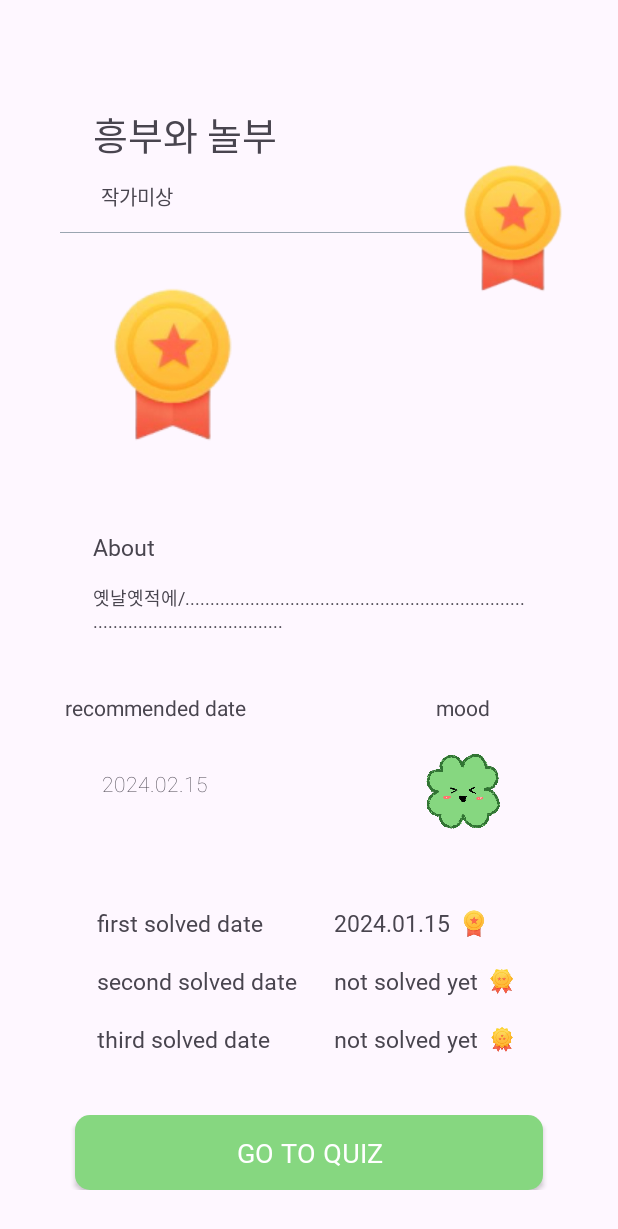
After one commit to Beyond-B/Beyond-B-Front, an Android app: the layout fragment_book_detail.xml on its own in the app's theme, with its tools: preview values and no code run, on a phone screen of 412 x 824 dp. The commit adds this screen. Shown: the top 1229 px of the screen. Run offline under Robolectric (Android 15) with nearby library versions, the phone set to English and light mode, and no system bars; network calls fail.

Commit message:
[Feat] 책 상세 페이지 연결 및 레이아웃 작업
1. 책 item 클릭시 args로 bookId를 책 상세 페이지로 넘기기
2. 상세 페이지 레이아웃 구현
3. tab item 이름 변경

<나중에 수정해야 할 사항>
1. API 호출 부분 구현 (* badge src 변경 구현)
2. 상세 페이지 레이아웃 책 표지 부분 Glide로 받았을 때 radius, 그림자 처리

```diff
--- a/app/build.gradle.kts
+++ b/app/build.gradle.kts
@@ -41,6 +41,7 @@ dependencies {
     implementation("androidx.constraintlayout:constraintlayout:2.1.4")
     implementation ("com.squareup.retrofit2:retrofit:2.9.0")
     implementation ("com.squareup.retrofit2:converter-gson:2.9.0")
+    implementation("androidx.legacy:legacy-support-v4:1.0.0")
 
 
     testImplementation("junit:junit:4.13.2")
--- a/app/src/main/java/com/example/beyond_b/book/adapter/BookListAdapter.java
+++ b/app/src/main/java/com/example/beyond_b/book/adapter/BookListAdapter.java
@@ -1,6 +1,7 @@
 package com.example.beyond_b.book.adapter;
 
 import android.view.LayoutInflater;
+import android.view.View;
 import android.view.ViewGroup;
 
 import androidx.recyclerview.widget.RecyclerView;
@@ -13,7 +14,16 @@ import java.util.List;
 
 public class BookListAdapter extends RecyclerView.Adapter<BookListAdapter.ViewHolder> {
 
+    private OnItemClickListener onItemClickListener;
     private List<Book> bookList;
+
+    public interface OnItemClickListener {
+        void onItemClick(Book book);
+    }
+
+    public void setOnItemClickListener(OnItemClickListener listener) {
+        this.onItemClickListener = listener;
+    }
 
     public BookListAdapter(List bookList){
         this.bookList = bookList;
@@ -35,7 +45,15 @@ public class BookListAdapter extends RecyclerView.Adapter<BookListAdapter.ViewHo
     @Override
     public void onBindViewHolder(ViewHolder viewHolder, final int position) {
         Book item = bookList.get(position);
-        viewHolder.bind(item);
+       // viewHolder.bind(item);
+        viewHolder.itemView.setOnClickListener(new View.OnClickListener() {
+            @Override
+            public void onClick(View v) {
+                if (onItemClickListener != null) {
+                    onItemClickListener.onItemClick(item);
+                }
+            }
+        });
     }
 
     @Override
--- a/app/src/main/java/com/example/beyond_b/book/fragment/BookDetailFragment.java
+++ b/app/src/main/java/com/example/beyond_b/book/fragment/BookDetailFragment.java
@@ -1,4 +1,52 @@
 package com.example.beyond_b.book.fragment;
 
-public class BookDetailFragment {
+import android.os.Bundle;
+import android.view.LayoutInflater;
+import android.view.View;
+import android.view.ViewGroup;
+
+import androidx.fragment.app.Fragment;
+
+import com.example.beyond_b.databinding.FragmentBookDetailBinding;
+
+public class BookDetailFragment extends Fragment {
+
+    private FragmentBookDetailBinding bookDetailBinding;
+    private int bookId;
+
+    public BookDetailFragment() {
+        // Required empty public constructor
+    }
+
+    public static BookDetailFragment newInstance(int bookId) {
+        BookDetailFragment fragment = new BookDetailFragment();
+        Bundle args = new Bundle();
+        args.putInt("bookId", bookId);
+        fragment.setArguments(args);
+        return fragment;
+    }
+
+    @Override
+    public void onCreate(Bundle savedInstanceState) {
+        super.onCreate(savedInstanceState);
+    }
+
+    @Override
+    public View onCreateView(LayoutInflater inflater, ViewGroup container,
+                             Bundle savedInstanceState) {
+        bookDetailBinding = FragmentBookDetailBinding.inflate(inflater, container, false);
+        View view = bookDetailBinding.getRoot();
+        super.onViewCreated(view, savedInstanceState);
+        if (getArguments() != null) {
+            bookId = getArguments().getInt("bookId");
+            fetchBookDetail(bookId);
+        }
+
+        return view;
+
+    }
+
+    private void fetchBookDetail(int bookId) {
+
+    }
 }
--- a/app/src/main/java/com/example/beyond_b/book/fragment/BookFragment.java
+++ b/app/src/main/java/com/example/beyond_b/book/fragment/BookFragment.java
@@ -8,6 +8,7 @@ import android.view.ViewGroup;
 import androidx.fragment.app.Fragment;
 import androidx.recyclerview.widget.LinearLayoutManager;
 
+import com.example.beyond_b.R;
 import com.example.beyond_b.book.adapter.BookListAdapter;
 import com.example.beyond_b.book.model.ApiResponse;
 import com.example.beyond_b.databinding.FragmentBookBinding;
@@ -63,6 +64,7 @@ public class BookFragment extends Fragment {
             }
         }
 
+
         return view;
     }
 
@@ -70,6 +72,20 @@ public class BookFragment extends Fragment {
         bookListAdapter = new BookListAdapter(new ArrayList<>());
         bookBinding.rvBookList.setLayoutManager(new LinearLayoutManager(getContext()));
         bookBinding.rvBookList.setAdapter(bookListAdapter);
+
+        // 아이템 클릭시 bookDetailFragment 호출
+        bookListAdapter.setOnItemClickListener(book -> {
+            BookDetailFragment bookDetailFragment = new BookDetailFragment();
+
+            Bundle args = new Bundle();
+            args.putInt("bookId", book.getBookId());
+            bookDetailFragment.setArguments(args);
+
+            getParentFragmentManager().beginTransaction()
+                    .replace(R.id.fragment_container, bookDetailFragment)
+               //     .addToBackStack(null) // Back stack에 추가
+                    .commit();
+        });
     }
 
     private void setupTabListener() {
@@ -93,7 +109,7 @@ public class BookFragment extends Fragment {
     }
 
     private void fetchBooks(String emotion) {
-        String userToken = "eyJhbGciOiJIUzI1NiJ9.eyJpZCI6MTQsImlhdCI6MTcwODE5MjE4MywiZXhwIjoxNzA4MTk1NzgzfQ.U73TC1kXFumG51xBkJIyXVe3vHv0alsoS-Om8YfGbFw";
+        String userToken = "eyJhbGciOiJIUzI1NiJ9.eyJpZCI6MTQsImlhdCI6MTcwODE5OTY5OCwiZXhwIjoxNzA4MjAzMjk4fQ.NPA3euXuvcPDdA2PgbVbonCISv9CnQiHgF8EZ0cDFUw";
         Retrofit retrofit = RetrofitClient.getClient(userToken);
         ApiService apiService = retrofit.create(ApiService.class);
         Call<ApiResponse.BookResponse> call = apiService.getBook(emotion);
@@ -132,6 +148,8 @@ public class BookFragment extends Fragment {
         }
     }
 
+
+
     @Override
     public void onDestroyView() {
         super.onDestroyView();
--- /dev/null
+++ b/app/src/main/res/drawable/btn_custom.xml
@@ -0,0 +1,17 @@
+<?xml version="1.0" encoding="utf-8"?>
+<selector xmlns:android="http://schemas.android.com/apk/res/android">
+    <item android:state_enabled="true">
+        <shape xmlns:android="http://schemas.android.com/apk/res/android" android:shape="rectangle" >
+            <corners
+                android:radius="10dp"
+                />
+            <solid
+                android:color="#86D780"
+                />
+            <size
+                android:width="250dp"
+                android:height="50dp"
+                />
+        </shape>
+    </item>
+</selector>
--- a/app/src/main/res/layout/fragment_book.xml
+++ b/app/src/main/res/layout/fragment_book.xml
@@ -2,7 +2,7 @@
 <androidx.constraintlayout.widget.ConstraintLayout xmlns:android="http://schemas.android.com/apk/res/android"
     xmlns:app="http://schemas.android.com/apk/res-auto"
     xmlns:tools="http://schemas.android.com/tools"
-    style="@style/tabs"
+    style="@style/tab"
     android:layout_width="match_parent"
     android:layout_height="match_parent">
 
@@ -20,46 +20,62 @@
         app:tabIndicatorColor="#86D780"
         app:tabIndicatorFullWidth="true"
         app:tabIndicatorHeight="4dp"
+        app:tabTextAppearance="@style/tab"
         app:tabTextColor="@color/black">
 
         <com.google.android.material.tabs.TabItem
             android:layout_width="wrap_content"
             android:layout_height="wrap_content"
-            android:text="기쁨" />
+            android:text="Happy" />
 
         <com.google.android.material.tabs.TabItem
             android:layout_width="wrap_content"
             android:layout_height="wrap_content"
-            android:text="우울" />
+            android:text="Depressed" />
 
         <com.google.android.material.tabs.TabItem
             android:layout_width="wrap_content"
             android:layout_height="wrap_content"
-            android:text="화남" />
+            android:text="Angry" />
 
         <com.google.android.material.tabs.TabItem
             android:layout_width="wrap_content"
             android:layout_height="wrap_content"
-            android:text="놀람" />
+            android:text="Surprised" />
 
         <com.google.android.material.tabs.TabItem
             android:layout_width="wrap_content"
             android:layout_height="wrap_content"
-            android:text="슬픔" />
+            android:text="sad" />
 
         <com.google.android.material.tabs.TabItem
             android:layout_width="wrap_content"
             android:layout_height="wrap_content"
-            android:text="고민" />
+            android:text="worried" />
     </com.google.android.material.tabs.TabLayout>
 
 
-    <androidx.recyclerview.widget.RecyclerView
-        android:id="@+id/rvBookList"
+    <androidx.core.widget.NestedScrollView
         android:layout_width="match_parent"
         android:layout_height="match_parent"
         android:layout_marginTop="80dp"
         android:layout_marginBottom="82dp"
+        android:fillViewport="true"
         app:layout_constraintBottom_toBottomOf="parent"
-        app:layout_constraintTop_toTopOf="parent"></androidx.recyclerview.widget.RecyclerView>
+        app:layout_constraintTop_toTopOf="parent">
+
+        <LinearLayout
+            android:layout_width="match_parent"
+            android:layout_height="wrap_content"
+            android:orientation="vertical">
+
+            <androidx.recyclerview.widget.RecyclerView
+                android:id="@+id/rvBookList"
+                android:layout_width="match_parent"
+                android:layout_height="match_parent">
+
+            </androidx.recyclerview.widget.RecyclerView>
+        </LinearLayout>
+    </androidx.core.widget.NestedScrollView>
+
 </androidx.constraintlayout.widget.ConstraintLayout>
--- /dev/null
+++ b/app/src/main/res/layout/fragment_book_detail.xml
@@ -0,0 +1,291 @@
+<?xml version="1.0" encoding="utf-8"?>
+<androidx.core.widget.NestedScrollView xmlns:android="http://schemas.android.com/apk/res/android"
+    xmlns:app="http://schemas.android.com/apk/res-auto"
+    xmlns:tools="http://schemas.android.com/tools"
+    android:layout_width="match_parent"
+    android:layout_height="match_parent"
+    android:fillViewport="true">
+
+    <FrameLayout
+        android:layout_width="match_parent"
+        android:layout_height="wrap_content"
+        android:paddingBottom="82dp">
+
+        <androidx.constraintlayout.widget.ConstraintLayout
+            android:id="@+id/constraintLayout2"
+            android:layout_width="match_parent"
+            android:layout_height="wrap_content">
+
+            <TextView
+                android:id="@+id/txDetailTitle"
+                android:layout_width="wrap_content"
+                android:layout_height="wrap_content"
+                android:layout_marginStart="62dp"
+                android:layout_marginTop="70dp"
+                android:fontFamily="@font/pretendard_medium"
+                android:text="흥부와 놀부"
+                android:textSize="25sp"
+                app:layout_constraintStart_toStartOf="parent"
+                app:layout_constraintTop_toTopOf="parent" />
+
+            <TextView
+                android:id="@+id/txDetailAuthor"
+                android:layout_width="wrap_content"
+                android:layout_height="wrap_content"
+                android:layout_marginStart="67dp"
+                android:layout_marginTop="12dp"
+                android:fontFamily="@font/pretendard_thin"
+                android:text="작가미상"
+                android:textSize="13sp"
+                app:layout_constraintStart_toStartOf="parent"
+                app:layout_constraintTop_toBottomOf="@id/txDetailTitle" />
+
+            <View
+                android:id="@+id/view"
+                android:layout_width="0dp"
+                android:layout_height="0.5dp"
+                android:layout_marginStart="40dp"
+                android:layout_marginTop="13dp"
+                android:layout_marginEnd="90dp"
+                android:background="#9AA5B1"
+                app:layout_constraintEnd_toEndOf="parent"
+                app:layout_constraintStart_toStartOf="parent"
+                app:layout_constraintTop_toBottomOf="@id/txDetailAuthor" />
+
+            <ImageView
+                android:id="@+id/imBook"
+                android:layout_width="wrap_content"
+                android:layout_height="wrap_content"
+                android:layout_marginStart="55dp"
+                android:layout_marginTop="25dp"
+                android:src="@drawable/ic_badge1"
+                app:layout_constraintStart_toStartOf="parent"
+                app:layout_constraintTop_toBottomOf="@id/view" />
+
+            <ImageView
+                android:id="@+id/imBadge"
+                android:layout_width="100dp"
+                android:layout_height="100dp"
+                android:layout_marginTop="100dp"
+                android:layout_marginEnd="20dp"
+                android:src="@drawable/ic_badge1"
+                app:layout_constraintEnd_toEndOf="parent"
+                app:layout_constraintTop_toTopOf="parent" />
+
+            <TextView
+                android:id="@+id/txAboutT"
+                android:layout_width="wrap_content"
+                android:layout_height="wrap_content"
+                android:layout_marginStart="62dp"
+                android:layout_marginTop="53dp"
+                android:fontFamily="@font/pretendard_light"
+                android:text="About"
+                android:textSize="15sp"
+                app:layout_constraintStart_toStartOf="parent"
+                app:layout_constraintTop_toBottomOf="@id/imBook" />
+
+            <TextView
+                android:id="@+id/txAbout"
+                android:layout_width="0dp"
+                android:layout_height="wrap_content"
+                android:layout_marginStart="62dp"
+                android:layout_marginTop="14dp"
+                android:layout_marginEnd="62dp"
+                android:fontFamily="@font/pretendard_thin"
+                android:text="옛날옛적에/.........................................................................................................."
+                android:textSize="12sp"
+                app:layout_constraintEnd_toEndOf="parent"
+                app:layout_constraintStart_toStartOf="parent"
+                app:layout_constraintTop_toBottomOf="@id/txAboutT" />
+
+            <TextView
+                android:id="@+id/txDateT"
+                android:layout_width="0dp"
+                android:layout_height="wrap_content"
+                android:layout_marginTop="40dp"
+                android:text="recommended date"
+                android:textAlignment="center"
+                app:layout_constraintEnd_toEndOf="@id/view4"
+                app:layout_constraintStart_toStartOf="parent"
+                app:layout_constraintTop_toBottomOf="@id/txAbout" />
+
+            <TextView
+                android:id="@+id/txDate"
+                android:layout_width="wrap_content"
+                android:layout_height="wrap_content"
+                android:layout_marginBottom="15dp"
+                android:fontFamily="sans-serif-thin"
+                android:text="2024.02.15"
+                app:layout_constraintBottom_toBottomOf="@id/view5"
+                app:layout_constraintEnd_toEndOf="@id/view4"
+                app:layout_constraintStart_toStartOf="parent"
+                app:layout_constraintTop_toBottomOf="@id/txDateT" />
+
+            <View
+                android:id="@+id/view4"
+                android:layout_width="0.5dp"
+                android:layout_height="100dp"
+                android:layout_marginTop="40dp"
+                app:layout_constraintEnd_toEndOf="parent"
+                app:layout_constraintStart_toStartOf="parent"
+                app:layout_constraintTop_toBottomOf="@id/txAbout" />
+
+            <TextView
+                android:id="@+id/txMoodT"
+                android:layout_width="0dp"
+                android:layout_height="wrap_content"
+                android:layout_marginTop="40dp"
+                android:text="mood"
+                android:textAlignment="center"
+                app:layout_constraintEnd_toEndOf="parent"
+                app:layout_constraintStart_toStartOf="@id/view4"
+                app:layout_constraintTop_toBottomOf="@id/txAbout" />
+
+            <ImageView
+                android:id="@+id/imMood"
+                android:layout_width="50dp"
+                android:layout_height="50dp"
+                android:layout_marginTop="11dp"
+                android:layout_marginBottom="15dp"
+                android:src="@drawable/ic_happy"
+                app:layout_constraintBottom_toBottomOf="@id/view5"
+                app:layout_constraintEnd_toEndOf="parent"
+                app:layout_constraintStart_toStartOf="@id/view4"
+                app:layout_constraintTop_toBottomOf="@id/txMoodT" />
+
+            <View
+                android:id="@+id/view5"
+                android:layout_width="0dp"
+                android:layout_height="0.5dp"
+                android:layout_marginStart="40dp"
+                android:layout_marginTop="15dp"
+                android:layout_marginEnd="40dp"
+                app:layout_constraintEnd_toEndOf="parent"
+                app:layout_constraintStart_toStartOf="parent"
+                app:layout_constraintTop_toBottomOf="@id/view4" />
+
+            <TextView
+                android:id="@+id/txQuiz1T"
+                android:layout_width="0dp"
+                android:layout_height="wrap_content"
+                android:layout_marginTop="27dp"
+                android:layout_marginEnd="8dp"
+                android:fontFamily="@font/pretendard_light"
+                android:text="first solved date"
+                android:textSize="15sp"
+                app:layout_constraintEnd_toStartOf="@id/view4"
+                app:layout_constraintStart_toStartOf="@id/txQuiz2T"
+                app:layout_constraintTop_toTopOf="@id/view5" />
+
+            <ImageView
+                android:id="@+id/imBadge1"
+                android:layout_width="21dp"
+                android:layout_height="21dp"
+                android:layout_marginStart="5dp"
+                android:layout_marginTop="0dp"
+                android:src="@drawable/ic_badge1"
+                app:layout_constraintStart_toEndOf="@id/txQuiz1Date"
+                app:layout_constraintTop_toTopOf="@id/txQuiz1Date" />
+
+            <TextView
+                android:id="@+id/txQuiz1Date"
+                android:layout_width="wrap_content"
+                android:layout_height="wrap_content"
+                android:layout_marginStart="16dp"
+                android:layout_marginTop="0dp"
+                android:fontFamily="@font/pretendard_thin"
+                android:text="2024.01.15"
+                android:textSize="15sp"
+                app:layout_constraintStart_toEndOf="@id/view4"
+                app:layout_constraintTop_toTopOf="@id/txQuiz1T" />
+
+            <TextView
+                android:id="@+id/txQuiz2T"
+                android:layout_width="0dp"
+                android:layout_height="wrap_content"
+                android:layout_marginTop="17dp"
+                android:fontFamily="@font/pretendard_light"
+                android:layout_marginEnd="8dp"
+                android:text="second solved date"
+                android:textSize="15sp"
+                app:layout_constraintEnd_toStartOf="@id/view4"
+                app:layout_constraintTop_toBottomOf="@id/txQuiz1T" />
+
+            <ImageView
+                android:id="@+id/imBadge2"
+                android:layout_width="21dp"
+                android:layout_height="21dp"
+                android:layout_marginStart="5dp"
+                android:layout_marginTop="0dp"
+                android:src="@drawable/ic_badge2"
+                app:layout_constraintStart_toEndOf="@id/txQuiz2Date"
+                app:layout_constraintTop_toTopOf="@id/txQuiz2Date" />
+
+            <TextView
+                android:id="@+id/txQuiz2Date"
+                android:layout_width="wrap_content"
+                android:layout_height="wrap_content"
+                android:layout_marginStart="16dp"
+                android:fontFamily="@font/pretendard_thin"
+                android:text="not solved yet"
+                android:textSize="15sp"
+                app:layout_constraintStart_toEndOf="@id/view4"
+                app:layout_constraintTop_toTopOf="@id/txQuiz2T" />
+
+            <TextView
+                android:id="@+id/txQuiz3T"
+                android:layout_width="0dp"
+                android:layout_height="wrap_content"
+                android:layout_marginTop="17dp"
+                android:layout_marginEnd="8dp"
+                android:fontFamily="@font/pretendard_light"
+                android:text="third solved date"
+                android:textSize="15sp"
+                app:layout_constraintEnd_toStartOf="@id/view4"
+                app:layout_constraintStart_toStartOf="@id/txQuiz2T"
+                app:layout_constraintTop_toBottomOf="@id/txQuiz2T" />
+
+            <ImageView
+                android:id="@+id/imBadge3"
+                android:layout_width="21dp"
+                android:layout_height="21dp"
+                android:layout_marginStart="5dp"
+                android:layout_marginTop="0dp"
+                android:src="@drawable/ic_badge3"
+                app:layout_constraintStart_toEndOf="@id/txQuiz3Date"
+                app:layout_constraintTop_toTopOf="@id/txQuiz3Date" />
+
+            <TextView
+                android:id="@+id/txQuiz3Date"
+                android:layout_width="wrap_content"
+                android:layout_height="wrap_content"
+                android:layout_marginStart="16dp"
+                android:layout_marginTop="0dp"
+                android:fontFamily="@font/pretendard_thin"
+                android:text="not solved yet"
+                android:textSize="15sp"
+                app:layout_constraintStart_toEndOf="@id/view4"
+                app:layout_constraintTop_toTopOf="@id/txQuiz3T" />
+
+            <androidx.appcompat.widget.AppCompatButton
+                android:id="@+id/btnGotoQuiz"
+                android:layout_width="0dp"
+                android:layout_height="wrap_content"
+                android:layout_marginStart="50dp"
+                android:layout_marginTop="40dp"
+                android:layout_marginEnd="50dp"
+                android:background="@drawable/btn_custom"
+                android:fontFamily="@font/pretendard_extrabold"
+                android:text="Go to Quiz"
+                android:textColor="#ffffff"
+                android:textSize="18sp"
+                app:cornerRadius="5dp"
+                app:layout_constraintEnd_toEndOf="parent"
+                app:layout_constraintStart_toStartOf="parent"
+                app:layout_constraintTop_toBottomOf="@id/txQuiz3Date" />
+
+
+        </androidx.constraintlayout.widget.ConstraintLayout>
+
+    </FrameLayout>
+</androidx.core.widget.NestedScrollView>
--- a/app/src/main/res/values/styles.xml
+++ b/app/src/main/res/values/styles.xml
@@ -5,9 +5,13 @@
         <item name="android:textSize">10dp</item>
     </style>
 
-    <style name="tabs">
+    <style name="tab" parent="TextAppearance.Design.Tab">
         <item name="android:fontFamily">@font/pretendard_medium</item>
         <item name="android:textSize">10dp</item>
         <item name="android:color">#919191</item>
     </style>
+
+    <style name="btnCustom" parent="Widget.AppCompat.Button">
+        <item name="android:background">#86D780</item>
+    </style>
 </resources>
```
